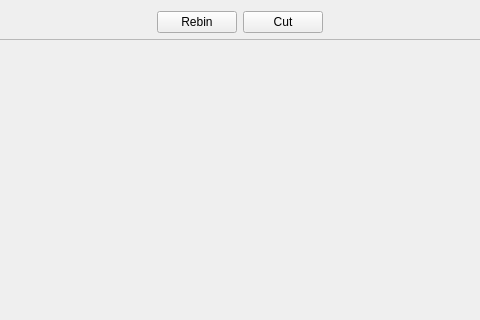
Old version of the form Code/Mantid/Vates/VatesSimpleGui/ViewWidgets/inc/MantidVatesSimpleGuiViewWidgets/StandardView.ui in the repository mantidproject/mantid; both pictures show x 167 to 647 and y 0 to 320 of the 814 by 668 pixel window.
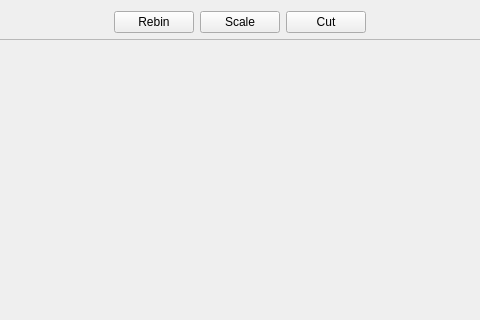
New version of the form.

Commit message: Refs #6658. Adding button to standard view.

Patch:
```diff
--- a/Code/Mantid/Vates/VatesSimpleGui/ViewWidgets/inc/MantidVatesSimpleGuiViewWidgets/StandardView.ui
+++ b/Code/Mantid/Vates/VatesSimpleGui/ViewWidgets/inc/MantidVatesSimpleGuiViewWidgets/StandardView.ui
@@ -36,6 +36,16 @@
        </property>
       </widget>
      </item>
+     <item>
+      <widget class="QPushButton" name="scaleButton">
+       <property name="toolTip">
+        <string>Invoke plugin to scale the current dataset on any of the given axes.</string>
+       </property>
+       <property name="text">
+        <string>Scale</string>
+       </property>
+      </widget>
+     </item>
      <item>
       <widget class="QPushButton" name="cutButton">
        <property name="text">
```
